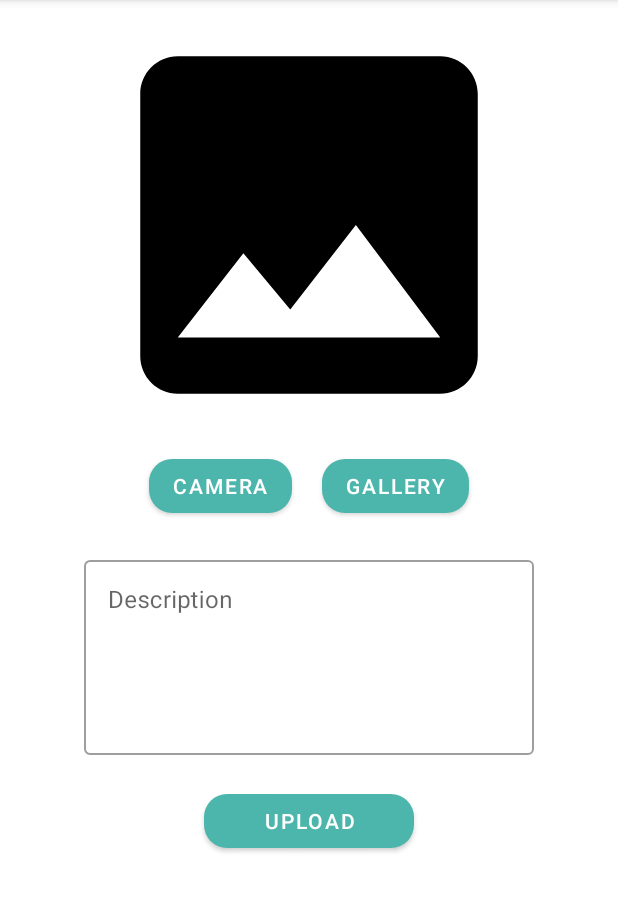
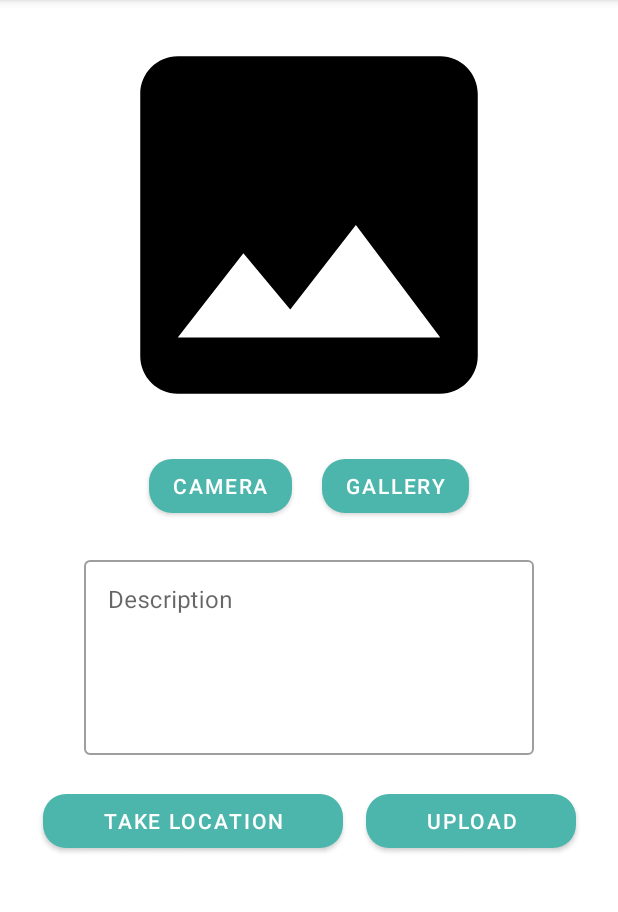
Before and after one commit to hasnarof/story-app, an Android app: the StoryAddFragment screen opened through its navigation route, on a phone screen of 412 x 824 dp, the part 84-996 px from its top. Run offline under Robolectric (Android 15) with nearby library versions, the phone set to English and light mode, and no system bars; our stand-ins replace Room's generated code, navigation-ui, paging; pictures from the network do not load.

Commit message:
final submission 2

```diff
--- a/app/src/main/java/com/hasnarof/storyapp/ui/map/MapsFragment.kt
+++ b/app/src/main/java/com/hasnarof/storyapp/ui/map/MapsFragment.kt
@@ -96,7 +96,7 @@ class MapsFragment : Fragment(), OnMapReadyCallback {
         stories.map {
             if(it.lat != null && it.lon != null) {
                 val position = LatLng(it.lat, it.lon)
-                mMap.addMarker(MarkerOptions().position(position).title(it.name))
+                mMap.addMarker(MarkerOptions().position(position).title("@${it.name}").snippet(it.description))
                 bounds.include(position)
             }
 
--- a/app/src/main/java/com/hasnarof/storyapp/ui/story/add/StoryAddFragment.kt
+++ b/app/src/main/java/com/hasnarof/storyapp/ui/story/add/StoryAddFragment.kt
@@ -14,6 +14,7 @@ import android.view.LayoutInflater
 import android.view.View
 import android.view.ViewGroup
 import android.widget.Toast
+import androidx.activity.result.ActivityResultLauncher
 import androidx.activity.result.contract.ActivityResultContracts
 import androidx.core.content.ContextCompat
 import androidx.datastore.core.DataStore
@@ -55,6 +56,11 @@ class StoryAddFragment : Fragment() {
     private var token: String = ""
     private var location: Location? = null
 
+    private lateinit var permissionLauncher: ActivityResultLauncher<Array<String>>
+    private var isLocationFinePermissionGranted = false
+    private var isLocationCoarsePermissionGranted = false
+    private var isCameraPermissionGranted = false
+
     override fun onCreateView(
         inflater: LayoutInflater, container: ViewGroup?,
         savedInstanceState: Bundle?
@@ -66,10 +72,18 @@ class StoryAddFragment : Fragment() {
     override fun onViewCreated(view: View, savedInstanceState: Bundle?) {
         super.onViewCreated(view, savedInstanceState)
 
+        permissionLauncher = registerForActivityResult(ActivityResultContracts.RequestMultiplePermissions()){ permissions ->
+
+            isCameraPermissionGranted = permissions[Manifest.permission.CAMERA] ?: isCameraPermissionGranted
+            isLocationFinePermissionGranted = permissions[Manifest.permission.ACCESS_FINE_LOCATION] ?: isLocationFinePermissionGranted
+            isLocationCoarsePermissionGranted = permissions[Manifest.permission.ACCESS_COARSE_LOCATION] ?: isLocationCoarsePermissionGranted
+
+        }
+
+        requestPermission()
+
         fusedLocationClient = LocationServices.getFusedLocationProviderClient(requireActivity())
 
-        setCameraPermission()
-        getMyLastLocation()
         setListenerFromCamera()
         setObserver()
         setAction()
@@ -105,34 +119,30 @@ class StoryAddFragment : Fragment() {
         binding?.buttonUpload?.setOnClickListener {
             uploadImage()
         }
+
+        binding?.buttonTakeLocation?.setOnClickListener {
+            getMyLastLocation()
+        }
     }
 
     private fun getMyLastLocation() {
+
         if (checkPermission(Manifest.permission.ACCESS_FINE_LOCATION) &&
             checkPermission(Manifest.permission.ACCESS_COARSE_LOCATION)
         ) {
+
             fusedLocationClient.lastLocation.addOnSuccessListener { loc: Location? ->
                 if (loc != null) {
                     location = loc
+                    Toast.makeText(context, getString(R.string.location_found), Toast.LENGTH_SHORT)
+                        .show()
                 } else {
-                    Toast.makeText(context, "Location is not found. Try Again", Toast.LENGTH_SHORT)
+                    Toast.makeText(context, getString(R.string.location_not_found), Toast.LENGTH_SHORT)
                         .show()
-                    findNavController().navigateUp()
                 }
             }
         } else {
-            requestPermissionLauncher.launch(
-                arrayOf(
-                    Manifest.permission.ACCESS_FINE_LOCATION,
-                    Manifest.permission.ACCESS_COARSE_LOCATION
-                )
-            )
-        }
-    }
-
-    private fun setCameraPermission() {
-        if (!checkPermission(Manifest.permission.CAMERA)) {
-            requestPermissionLauncher.launch(arrayOf(Manifest.permission.CAMERA))
+            requestPermission()
         }
     }
 
@@ -141,30 +151,6 @@ class StoryAddFragment : Fragment() {
             requireActivity(),
             permission
         ) == PackageManager.PERMISSION_GRANTED
-    }
-
-    private val requestPermissionLauncher = registerForActivityResult(
-        ActivityResultContracts.RequestMultiplePermissions()
-    ) { permissions ->
-        when {
-            permissions[Manifest.permission.CAMERA] == true -> {
-                println(getString(R.string.camera_permission_granted))
-            }
-            permissions[Manifest.permission.ACCESS_FINE_LOCATION] ?: false -> {
-                getMyLastLocation()
-            }
-            permissions[Manifest.permission.ACCESS_COARSE_LOCATION] ?: false -> {
-                getMyLastLocation()
-            }
-            else -> {
-                Toast.makeText(
-                    activity,
-                    getString(R.string.couldnt_get_permission),
-                    Toast.LENGTH_SHORT
-                ).show()
-                activity?.finish()
-            }
-        }
     }
 
     private fun startCamera() {
@@ -217,7 +203,6 @@ class StoryAddFragment : Fragment() {
             }
             location == null -> {
                 Toast.makeText(requireActivity(), "Location not found.", Toast.LENGTH_SHORT).show()
-                findNavController().navigateUp()
             }
             else -> {
                 val file = reduceFileImage(getFile as File)
@@ -238,6 +223,49 @@ class StoryAddFragment : Fragment() {
         }
     }
 
+    private fun requestPermission(){
+
+        isCameraPermissionGranted = ContextCompat.checkSelfPermission(
+            requireActivity(),
+            Manifest.permission.CAMERA
+        ) == PackageManager.PERMISSION_GRANTED
+
+        isLocationFinePermissionGranted = ContextCompat.checkSelfPermission(
+            requireActivity(),
+            Manifest.permission.ACCESS_FINE_LOCATION
+        ) == PackageManager.PERMISSION_GRANTED
+
+        isLocationCoarsePermissionGranted = ContextCompat.checkSelfPermission(
+            requireActivity(),
+            Manifest.permission.ACCESS_COARSE_LOCATION
+        ) == PackageManager.PERMISSION_GRANTED
+
+        val permissionRequest : MutableList<String> = ArrayList()
+
+        if (!isCameraPermissionGranted){
+
+            permissionRequest.add(Manifest.permission.CAMERA)
+
+        }
+
+        if (!isLocationFinePermissionGranted){
+
+            permissionRequest.add(Manifest.permission.ACCESS_FINE_LOCATION)
+
+        }
+
+        if (!isLocationCoarsePermissionGranted){
+
+            permissionRequest.add(Manifest.permission.ACCESS_COARSE_LOCATION)
+
+        }
+        if (permissionRequest.isNotEmpty()){
+
+            permissionLauncher.launch(permissionRequest.toTypedArray())
+        }
+
+    }
+
     override fun onResume() {
         super.onResume()
         (activity as MainActivity).showSystemUI()
@@ -248,4 +276,8 @@ class StoryAddFragment : Fragment() {
         _binding = null
     }
 
+    companion object {
+        const val TAG = "StoryAddFragment"
+    }
+
 }
--- a/app/src/main/res/layout/fragment_story_add.xml
+++ b/app/src/main/res/layout/fragment_story_add.xml
@@ -66,14 +66,29 @@
     </com.google.android.material.textfield.TextInputLayout>
 
     <com.google.android.material.button.MaterialButton
+        android:id="@+id/button_take_location"
+        android:layout_width="wrap_content"
+        android:layout_height="wrap_content"
+        android:text="@string/take_location"
+        app:layout_constraintTop_toBottomOf="@id/til_description"
+        app:layout_constraintStart_toStartOf="parent"
+        app:layout_constraintEnd_toStartOf="@id/button_upload"
+        android:layout_marginTop="20dp"
+        app:cornerRadius="15dp"
+        android:paddingHorizontal="40dp"
+        app:layout_constraintHorizontal_chainStyle="packed"
+        />
+
+    <com.google.android.material.button.MaterialButton
         android:id="@+id/button_upload"
         android:layout_width="wrap_content"
         android:layout_height="wrap_content"
         android:text="@string/upload"
         app:layout_constraintTop_toBottomOf="@id/til_description"
-        app:layout_constraintStart_toStartOf="parent"
+        app:layout_constraintStart_toEndOf="@id/button_take_location"
         app:layout_constraintEnd_toEndOf="parent"
         android:layout_marginTop="20dp"
+        android:layout_marginStart="15dp"
         app:cornerRadius="15dp"
         android:paddingHorizontal="40dp"
         />
--- a/app/src/main/res/values/strings.xml
+++ b/app/src/main/res/values/strings.xml
@@ -33,4 +33,7 @@
     <string name="camera_permission_granted">Camera permission has been granted</string>
     <string name="failed_showing_camera">Failed showing camera</string>
     <string name="fail_to_take_picture">Fail to take picture</string>
+    <string name="take_location">Take Location</string>
+    <string name="location_found">Location found</string>
+    <string name="location_not_found">Location is not found. Try Again</string>
 </resources>
```
Also changed, not shown: 1 other file.
